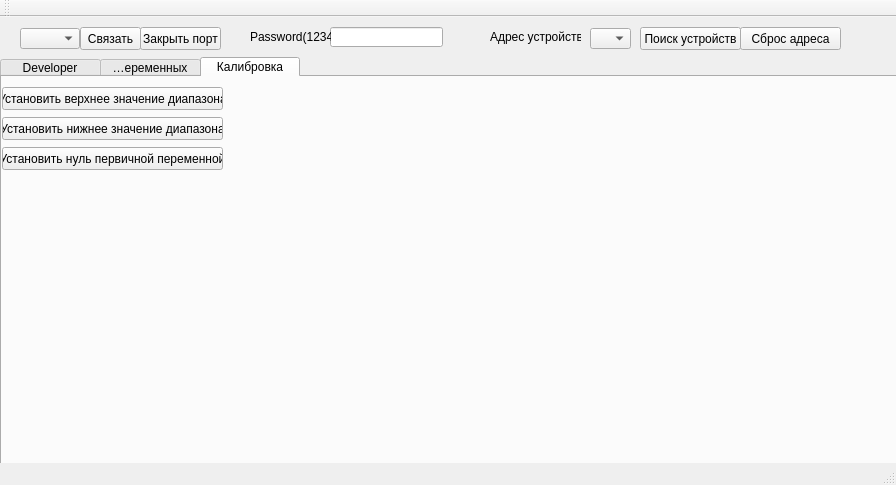
The window that mainwindow.ui (stmx/HartTester) describes before a commit, drawn with Qt 5.
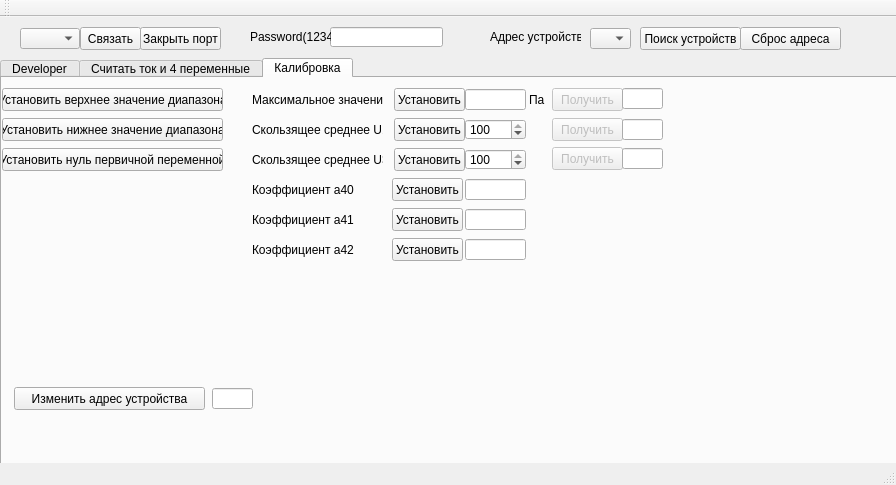
The same window after the commit. The open tabs and pages were chosen to show the change.

Commit message: add float value peremeters

What changed in the file:
```diff
--- a/mainwindow.ui
+++ b/mainwindow.ui
@@ -18,7 +18,7 @@
     <property name="geometry">
      <rect>
       <x>0</x>
-      <y>40</y>
+      <y>41</y>
       <width>921</width>
       <height>431</height>
      </rect>
@@ -30,7 +30,7 @@
      <string>&lt;html&gt;&lt;head/&gt;&lt;body&gt;&lt;p&gt;Проба 2&lt;/p&gt;&lt;/body&gt;&lt;/html&gt;</string>
     </property>
     <property name="styleSheet">
-     <string notr="true">QTabBar::tab { height: 20px; width: 100px; }</string>
+     <string notr="true">QTabBar::tab { height: 20px;}</string>
     </property>
     <property name="tabPosition">
      <enum>QTabWidget::North</enum>
@@ -1092,7 +1092,7 @@
     </widget>
     <widget class="QWidget" name="tab_2">
      <attribute name="title">
-      <string>Считать ток и значения четырех динамических переменных</string>
+      <string>Считать ток и 4 переменные</string>
      </attribute>
      <widget class="QPushButton" name="buttonFunction3Send">
       <property name="geometry">
@@ -1376,6 +1376,474 @@
        <string/>
       </property>
      </widget>
+     <widget class="QPushButton" name="buttonChangeAddress">
+      <property name="geometry">
+       <rect>
+        <x>12</x>
+        <y>309</y>
+        <width>191</width>
+        <height>23</height>
+       </rect>
+      </property>
+      <property name="text">
+       <string>Изменить адрес устройства</string>
+      </property>
+      <property name="autoDefault">
+       <bool>false</bool>
+      </property>
+      <property name="default">
+       <bool>false</bool>
+      </property>
+      <property name="flat">
+       <bool>false</bool>
+      </property>
+     </widget>
+     <widget class="QLineEdit" name="lineEditChangeAddress">
+      <property name="geometry">
+       <rect>
+        <x>210</x>
+        <y>310</y>
+        <width>41</width>
+        <height>21</height>
+       </rect>
+      </property>
+      <property name="inputMask">
+       <string>hh</string>
+      </property>
+      <property name="text">
+       <string/>
+      </property>
+     </widget>
+     <widget class="QPushButton" name="buttonSetMaxValue">
+      <property name="geometry">
+       <rect>
+        <x>392</x>
+        <y>10</y>
+        <width>71</width>
+        <height>23</height>
+       </rect>
+      </property>
+      <property name="text">
+       <string>Установить</string>
+      </property>
+      <property name="autoDefault">
+       <bool>false</bool>
+      </property>
+      <property name="default">
+       <bool>false</bool>
+      </property>
+      <property name="flat">
+       <bool>false</bool>
+      </property>
+     </widget>
+     <widget class="QLabel" name="label_16">
+      <property name="geometry">
+       <rect>
+        <x>527</x>
+        <y>10</y>
+        <width>21</width>
+        <height>23</height>
+       </rect>
+      </property>
+      <property name="text">
+       <string>Па</string>
+      </property>
+     </widget>
+     <widget class="QLineEdit" name="lineEditSetMaxValue">
+      <property name="geometry">
+       <rect>
+        <x>463</x>
+        <y>11</y>
+        <width>61</width>
+        <height>21</height>
+       </rect>
+      </property>
+      <property name="inputMask">
+       <string/>
+      </property>
+      <property name="text">
+       <string/>
+      </property>
+     </widget>
+     <widget class="QPushButton" name="buttonMovingAverage_1">
+      <property name="geometry">
+       <rect>
+        <x>392</x>
+        <y>40</y>
+        <width>71</width>
+        <height>23</height>
+       </rect>
+      </property>
+      <property name="text">
+       <string>Установить</string>
+      </property>
+      <property name="autoDefault">
+       <bool>false</bool>
+      </property>
+      <property name="default">
+       <bool>false</bool>
+      </property>
+      <property name="flat">
+       <bool>false</bool>
+      </property>
+     </widget>
+     <widget class="QSpinBox" name="spinBoxMovingAverage_1">
+      <property name="geometry">
+       <rect>
+        <x>463</x>
+        <y>41</y>
+        <width>61</width>
+        <height>21</height>
+       </rect>
+      </property>
+      <property name="minimum">
+       <number>1</number>
+      </property>
+      <property name="maximum">
+       <number>100</number>
+      </property>
+      <property name="value">
+       <number>100</number>
+      </property>
+     </widget>
+     <widget class="QPushButton" name="buttonMovingAverage_3">
+      <property name="geometry">
+       <rect>
+        <x>392</x>
+        <y>70</y>
+        <width>71</width>
+        <height>23</height>
+       </rect>
+      </property>
+      <property name="text">
+       <string>Установить</string>
+      </property>
+      <property name="autoDefault">
+       <bool>false</bool>
+      </property>
+      <property name="default">
+       <bool>false</bool>
+      </property>
+      <property name="flat">
+       <bool>false</bool>
+      </property>
+     </widget>
+     <widget class="QSpinBox" name="spinBoxMovingAverage_2">
+      <property name="geometry">
+       <rect>
+        <x>463</x>
+        <y>71</y>
+        <width>61</width>
+        <height>21</height>
+       </rect>
+      </property>
+      <property name="maximum">
+       <number>100</number>
+      </property>
+      <property name="value">
+       <number>100</number>
+      </property>
+     </widget>
+     <widget class="QPushButton" name="buttonSetA_42">
+      <property name="geometry">
+       <rect>
+        <x>390</x>
+        <y>160</y>
+        <width>71</width>
+        <height>23</height>
+       </rect>
+      </property>
+      <property name="text">
+       <string>Установить</string>
+      </property>
+     </widget>
+     <widget class="QPushButton" name="buttonSetA_41">
+      <property name="geometry">
+       <rect>
+        <x>390</x>
+        <y>130</y>
+        <width>71</width>
+        <height>23</height>
+       </rect>
+      </property>
+      <property name="text">
+       <string>Установить</string>
+      </property>
+     </widget>
+     <widget class="QPushButton" name="buttonSetA_40">
+      <property name="geometry">
+       <rect>
+        <x>390</x>
+        <y>100</y>
+        <width>71</width>
+        <height>23</height>
+       </rect>
+      </property>
+      <property name="text">
+       <string>Установить</string>
+      </property>
+     </widget>
+     <widget class="QLabel" name="label_31">
+      <property name="geometry">
+       <rect>
+        <x>250</x>
+        <y>40</y>
+        <width>131</width>
+        <height>23</height>
+       </rect>
+      </property>
+      <property name="text">
+       <string>Cкользящее среднее U1</string>
+      </property>
+     </widget>
+     <widget class="QPushButton" name="buttonMovingAverageGet_1">
+      <property name="enabled">
+       <bool>false</bool>
+      </property>
+      <property name="geometry">
+       <rect>
+        <x>550</x>
+        <y>40</y>
+        <width>71</width>
+        <height>23</height>
+       </rect>
+      </property>
+      <property name="text">
+       <string>Получить</string>
+      </property>
+      <property name="autoDefault">
+       <bool>false</bool>
+      </property>
+      <property name="default">
+       <bool>false</bool>
+      </property>
+      <property name="flat">
+       <bool>false</bool>
+      </property>
+     </widget>
+     <widget class="QLineEdit" name="lineEditMovingAverageGet_1">
+      <property name="geometry">
+       <rect>
+        <x>620</x>
+        <y>41</y>
+        <width>41</width>
+        <height>21</height>
+       </rect>
+      </property>
+      <property name="inputMask">
+       <string/>
+      </property>
+      <property name="text">
+       <string/>
+      </property>
+      <property name="frame">
+       <bool>true</bool>
+      </property>
+      <property name="readOnly">
+       <bool>true</bool>
+      </property>
+      <property name="cursorMoveStyle">
+       <enum>Qt::VisualMoveStyle</enum>
+      </property>
+     </widget>
+     <widget class="QLabel" name="label_32">
+      <property name="geometry">
+       <rect>
+        <x>250</x>
+        <y>70</y>
+        <width>131</width>
+        <height>23</height>
+       </rect>
+      </property>
+      <property name="text">
+       <string>Cкользящее среднее U3</string>
+      </property>
+     </widget>
+     <widget class="QPushButton" name="buttonMovingAverageGet_2">
+      <property name="enabled">
+       <bool>false</bool>
+      </property>
+      <property name="geometry">
+       <rect>
+        <x>550</x>
+        <y>69</y>
+        <width>71</width>
+        <height>23</height>
+       </rect>
+      </property>
+      <property name="text">
+       <string>Получить</string>
+      </property>
+      <property name="autoDefault">
+       <bool>false</bool>
+      </property>
+      <property name="default">
+       <bool>false</bool>
+      </property>
+      <property name="flat">
+       <bool>false</bool>
+      </property>
+     </widget>
+     <widget class="QLineEdit" name="lineEditMovingAverageGet_2">
+      <property name="geometry">
+       <rect>
+        <x>620</x>
+        <y>70</y>
+        <width>41</width>
+        <height>21</height>
+       </rect>
+      </property>
+      <property name="inputMask">
+       <string/>
+      </property>
+      <property name="text">
+       <string/>
+      </property>
+      <property name="frame">
+       <bool>true</bool>
+      </property>
+      <property name="readOnly">
+       <bool>true</bool>
+      </property>
+      <property name="cursorMoveStyle">
+       <enum>Qt::VisualMoveStyle</enum>
+      </property>
+     </widget>
+     <widget class="QLabel" name="label_33">
+      <property name="geometry">
+       <rect>
+        <x>250</x>
+        <y>100</y>
+        <width>131</width>
+        <height>23</height>
+       </rect>
+      </property>
+      <property name="text">
+       <string>Коэффициент a40</string>
+      </property>
+     </widget>
+     <widget class="QLabel" name="label_34">
+      <property name="geometry">
+       <rect>
+        <x>250</x>
+        <y>130</y>
+        <width>131</width>
+        <height>23</height>
+       </rect>
+      </property>
+      <property name="text">
+       <string>Коэффициент a41</string>
+      </property>
+     </widget>
+     <widget class="QLabel" name="label_35">
+      <property name="geometry">
+       <rect>
+        <x>250</x>
+        <y>160</y>
+        <width>131</width>
+        <height>23</height>
+       </rect>
+      </property>
+      <property name="text">
+       <string>Коэффициент a42</string>
+      </property>
+     </widget>
+     <widget class="QLineEdit" name="lineEditSetA_40">
+      <property name="geometry">
+       <rect>
+        <x>463</x>
+        <y>101</y>
+        <width>61</width>
+        <height>21</height>
+       </rect>
+      </property>
+      <property name="styleSheet">
+       <string notr="true"/>
+      </property>
+     </widget>
+     <widget class="QLineEdit" name="lineEditSetA_41">
+      <property name="geometry">
+       <rect>
+        <x>463</x>
+        <y>131</y>
+        <width>61</width>
+        <height>21</height>
+       </rect>
+      </property>
+     </widget>
+     <widget class="QLineEdit" name="lineEditSetA_42">
+      <property name="geometry">
+       <rect>
+        <x>463</x>
+        <y>161</y>
+        <width>61</width>
+        <height>21</height>
+       </rect>
+      </property>
+     </widget>
+     <widget class="QLabel" name="label_36">
+      <property name="geometry">
+       <rect>
+        <x>250</x>
+        <y>10</y>
+        <width>131</width>
+        <height>23</height>
+       </rect>
+      </property>
+      <property name="text">
+       <string>Максимальное значение</string>
+      </property>
+     </widget>
+     <widget class="QPushButton" name="buttonMaxValueGet">
+      <property name="enabled">
+       <bool>false</bool>
+      </property>
+      <property name="geometry">
+       <rect>
+        <x>550</x>
+        <y>10</y>
+        <width>71</width>
+        <height>23</height>
+       </rect>
+      </property>
+      <property name="text">
+       <string>Получить</string>
+      </property>
+      <property name="autoDefault">
+       <bool>false</bool>
+      </property>
+      <property name="default">
+       <bool>false</bool>
+      </property>
+      <property name="flat">
+       <bool>false</bool>
+      </property>
+     </widget>
+     <widget class="QLineEdit" name="lineEditMaxValueGet">
+      <property name="geometry">
+       <rect>
+        <x>620</x>
+        <y>10</y>
+        <width>41</width>
+        <height>21</height>
+       </rect>
+      </property>
+      <property name="inputMask">
+       <string/>
+      </property>
+      <property name="text">
+       <string/>
+      </property>
+      <property name="frame">
+       <bool>true</bool>
+      </property>
+      <property name="readOnly">
+       <bool>true</bool>
+      </property>
+      <property name="cursorMoveStyle">
+       <enum>Qt::VisualMoveStyle</enum>
+      </property>
+     </widget>
     </widget>
    </widget>
    <widget class="QComboBox" name="comboBoxAddress">
```
Left out of the diff: 8 changed lines with no effect on the pictures. The commit also changes 2 other files.
